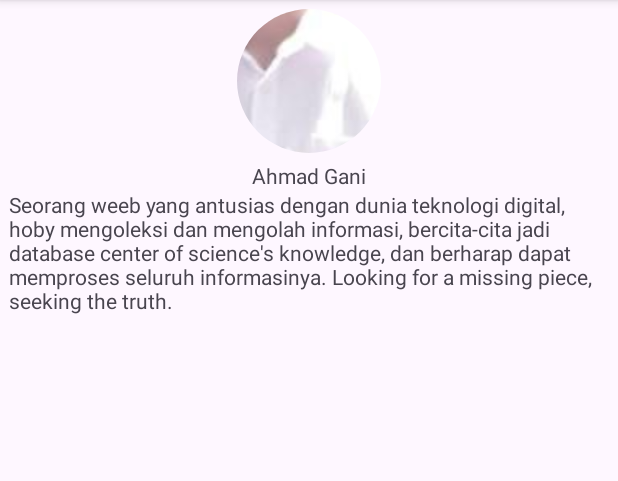
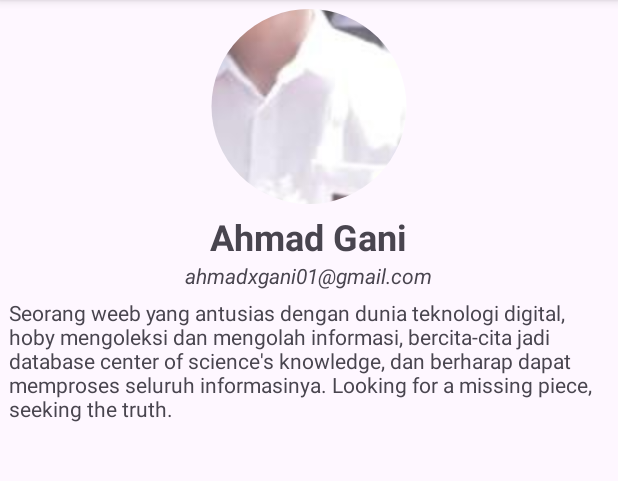
Before and after one commit to Gani-laboratory/android-app, an Android app: the ProfileActivity screen opened directly, with no data from a screen before it, on a phone screen of 412 x 824 dp, the part 96-577 px from its top. Run offline under Robolectric (Android 15) with nearby library versions, the phone set to English and light mode, and no system bars; our stand-ins replace CircleImageView.

Commit message:
update profile activity view

```diff
--- a/app/src/main/res/layout/activity_profile.xml
+++ b/app/src/main/res/layout/activity_profile.xml
@@ -1,6 +1,7 @@
 <?xml version="1.0" encoding="utf-8"?>
 <LinearLayout xmlns:android="http://schemas.android.com/apk/res/android"
     xmlns:tools="http://schemas.android.com/tools"
+    xmlns:app="http://schemas.android.com/apk/res-auto"
     android:layout_width="match_parent"
     android:layout_height="match_parent"
     android:orientation="vertical"
@@ -9,20 +10,32 @@
 
     <de.hdodenhof.circleimageview.CircleImageView
         android:layout_width="match_parent"
-        android:layout_height="96dp"
+        android:layout_height="130dp"
         android:src="@drawable/profile" />
 
     <TextView
         android:layout_gravity="center"
         android:layout_marginTop="5dp"
         android:id="@+id/name"
+        android:textSize="24sp"
+        android:textStyle="bold"
         android:layout_width="wrap_content"
         android:layout_height="wrap_content"
         android:text="@string/name" />
+
+    <TextView
+        android:layout_gravity="center"
+        android:layout_marginBottom="5dp"
+        android:id="@+id/email"
+        android:textStyle="italic"
+        android:layout_width="wrap_content"
+        android:layout_height="wrap_content"
+        android:text="@string/email" />
 
     <TextView
         android:id="@+id/desc"
         android:layout_width="wrap_content"
         android:layout_height="wrap_content"
         android:text="@string/desc" />
+    >
 </LinearLayout>
```
